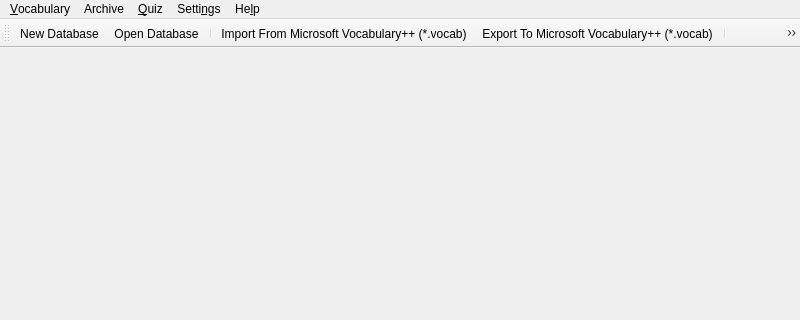
This is Forms/MainWindow.ui in iatanasov77/qvocabulary as Qt 5 draws it before an edit; both pictures show x 0 to 800 and y 0 to 320 of the 800 by 600 pixel window. The edited form follows.
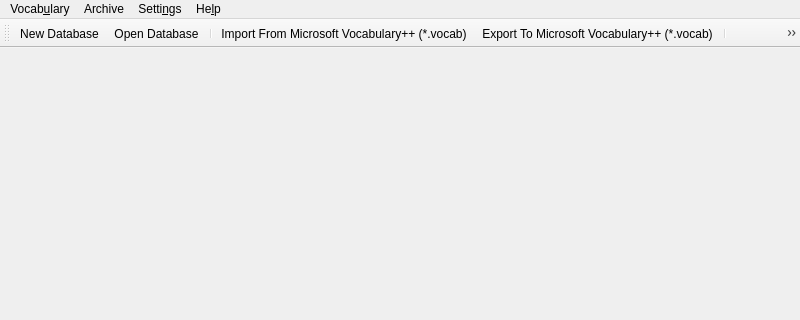
This is the edited form.

The edit to the form file:
```diff
--- a/Forms/MainWindow.ui
+++ b/Forms/MainWindow.ui
@@ -39,7 +39,7 @@
    </property>
    <widget class="QMenu" name="menuDatabase">
     <property name="title">
-     <string>&amp;Vocabulary</string>
+     <string>Vocab&amp;ulary</string>
     </property>
     <widget class="QMenu" name="menu_Open_Database_Recent">
      <property name="title">
@@ -77,14 +77,6 @@
     <addaction name="actionAbout"/>
     <addaction name="actionAboutQt"/>
    </widget>
-   <widget class="QMenu" name="menuQuiz">
-    <property name="title">
-     <string>&amp;Quiz</string>
-    </property>
-    <addaction name="actionSimpleExam"/>
-    <addaction name="separator"/>
-    <addaction name="actionCompletedExams"/>
-   </widget>
    <widget class="QMenu" name="menuSettings">
     <property name="title">
      <string>Setti&amp;ngs</string>
@@ -107,7 +99,6 @@
    </widget>
    <addaction name="menuDatabase"/>
    <addaction name="menuArchive"/>
-   <addaction name="menuQuiz"/>
    <addaction name="menuSettings"/>
    <addaction name="menuHelp"/>
   </widget>
```
Left out of the diff: 10 changed lines with no effect on the pictures.
